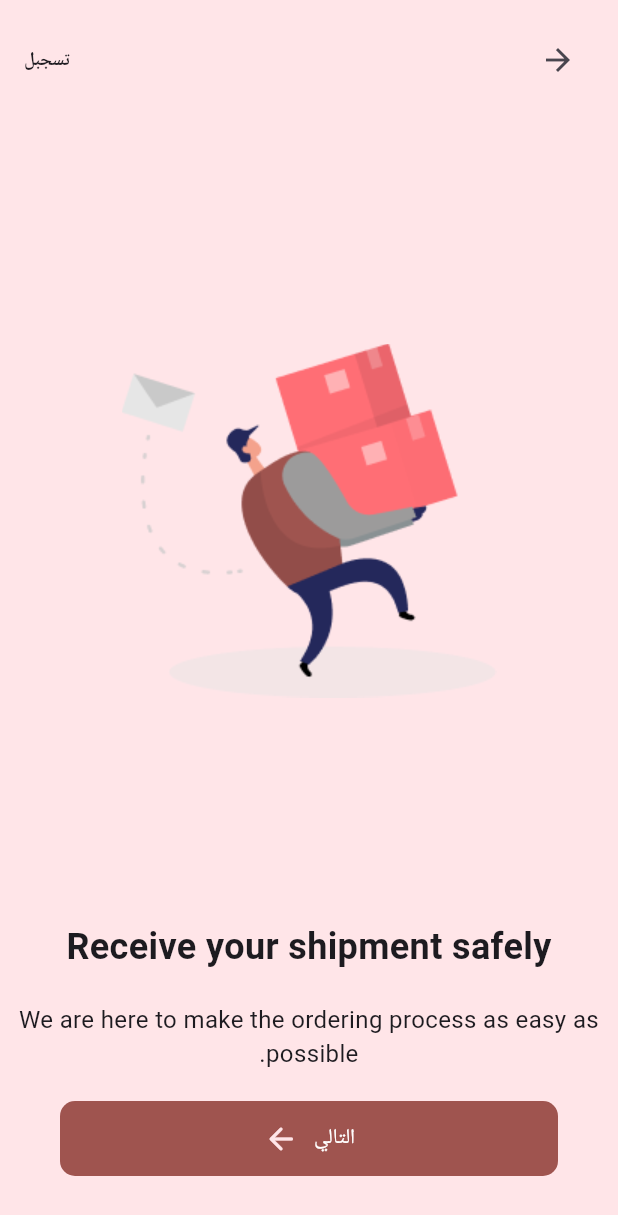
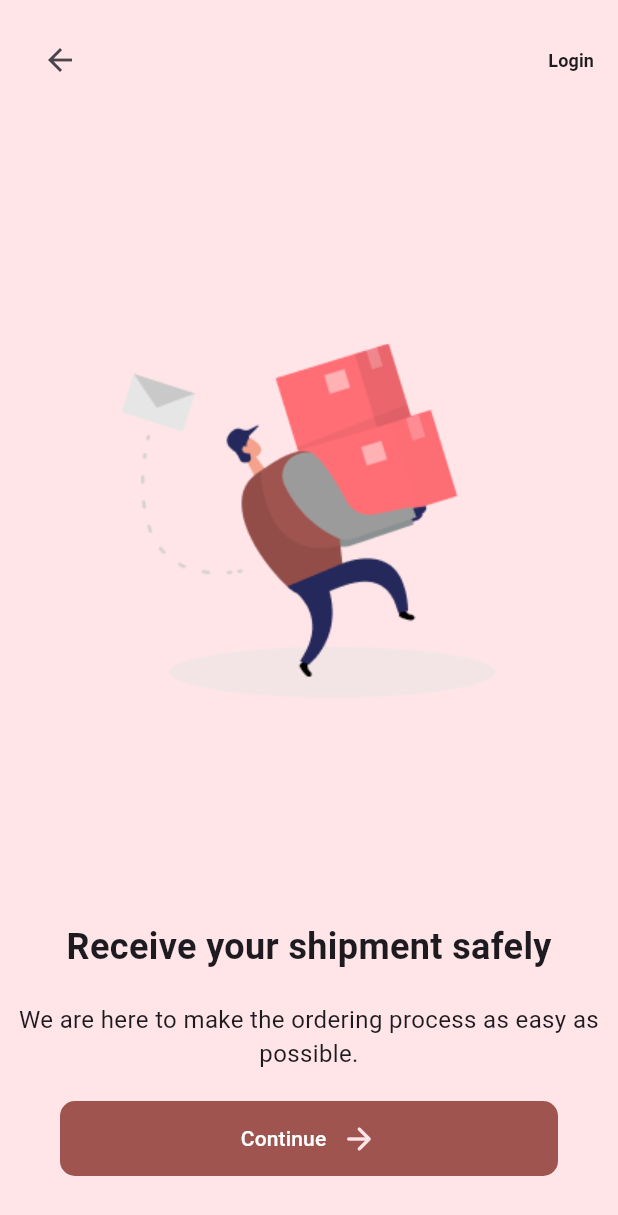
Before and after one commit to AbdelazizMohamed1/sweet_candy, a Flutter app: the screen it shows after launch, swiped to page 3, on a phone screen of 412 x 824 dp. Shown: the top 1215 px of the screen. Run offline on Flutter 3.47's test engine with Material 3 defaults, Android fonts, the light colour scheme and no system bars; our stand-ins replace bloc, carousel_slider, country_picker, dio, flutter_bloc, flutter_svg and 3 more.

Commit message:
8/25/2024 +1

```diff
--- /dev/null
+++ b/lib/core/cache/cache_helper.dart
@@ -0,0 +1,40 @@
+import 'package:shared_preferences/shared_preferences.dart';
+
+class CacheHelper {
+
+  static SharedPreferences? sharedPreferences;
+
+  static init()async{
+   sharedPreferences = await SharedPreferences.getInstance();
+  }
+
+ static Future<bool> putData({
+    required String key,
+    required bool value
+})async{
+   return await  sharedPreferences!.setBool(key, value);
+  }
+
+  static dynamic getData(String key){
+   return sharedPreferences!.get(key);
+  }
+
+  static Future<bool> saveData({
+    required String key,
+    required dynamic value
+})
+  async {
+    if(value is String) return await sharedPreferences!.setString(key, value);
+    if(value is int) return await sharedPreferences!.setInt(key, value);
+    if(value is bool) return await sharedPreferences!.setBool(key, value);
+
+    return await sharedPreferences!.setDouble(key, value);
+  }
+
+ static Future<bool> clearData({
+    required String key
+})async
+  {
+    return await sharedPreferences!.remove(key);
+}
+}
--- a/lib/features/login/forget_password/forget_password.dart
+++ b/lib/features/login/forget_password/forget_password.dart
@@ -48,7 +48,7 @@ class ForgetPassword extends StatelessWidget {
                   Row(
                     children: [
                       SizedBox(
-                        width: fullWidth(context: context) / 4.8,
+                        width: fullWidth(context: context) / 4,
                         child: ListContainer(
                           controller: countryController,
                           text: countryController.text,
--- a/lib/features/login/login_screen.dart
+++ b/lib/features/login/login_screen.dart
@@ -1,6 +1,7 @@
 import 'package:flutter/material.dart';
 import 'package:flutter_bloc/flutter_bloc.dart';
 import 'package:flutter_svg/flutter_svg.dart';
+import 'package:sweet_candy/features/home/home_layout.dart';
 import 'package:sweet_candy/features/login/forget_password/forget_password.dart';
 import 'package:sweet_candy/features/login/manager/login_cubit.dart';
 import 'package:sweet_candy/features/login/manager/login_states.dart';
@@ -95,6 +96,7 @@ class LoginScreen extends StatelessWidget {
                             height32,
                             defaultMaterialButton(
                               onPressed: () {
+                                Components.navigateTo(context: context, widget: HomeLayout());
                                // cubit.login(phone: phoneController.text, password: passwordController.text);
                               },
                               text: S.of(context).LoginSpace,
--- a/lib/features/setting/manager/localization_cubit.dart
+++ b/lib/features/setting/manager/localization_cubit.dart
@@ -1,5 +1,6 @@
 import 'package:bloc/bloc.dart';
 import 'package:flutter_bloc/flutter_bloc.dart';
+import 'package:sweet_candy/core/cache/cache_helper.dart';
 
 import '../../../shared/components/components.dart';
 import 'localization_states.dart';
@@ -13,11 +14,13 @@ class LocalizationCubit extends Cubit<LocalizationStates> {
 
   void changeLanguageToArabic() {
     Components.isArabic = true;
+    CacheHelper.saveData(key: 'isArabic', value: true);
     emit(LocalizationChangeLanguageArabicState());
   }
 
   void changeLanguageToEnglish() {
     Components.isArabic = false;
+    CacheHelper.saveData(key: 'isArabic', value: false);
     emit(LocalizationChangeLanguageEnglishState());
   }
 }
--- a/lib/shared/components/components.dart
+++ b/lib/shared/components/components.dart
@@ -15,5 +15,5 @@ class Components{
   static void navigateBack({required context}) => Navigator.pop(context);
 
 
- static bool isArabic = true;
+ static bool isArabic = false;
 }
--- a/pubspec.yaml
+++ b/pubspec.yaml
@@ -43,6 +43,7 @@ dependencies:
   pin_code_fields: ^8.0.1
   url_launcher: ^6.3.0
   carousel_slider: ^5.0.0
+  shared_preferences: ^2.3.2
 
   flutter_localizations:
     sdk: flutter
```
Also changed, not shown: lib/main.dart (+10 -3 lines), pubspec.lock.
